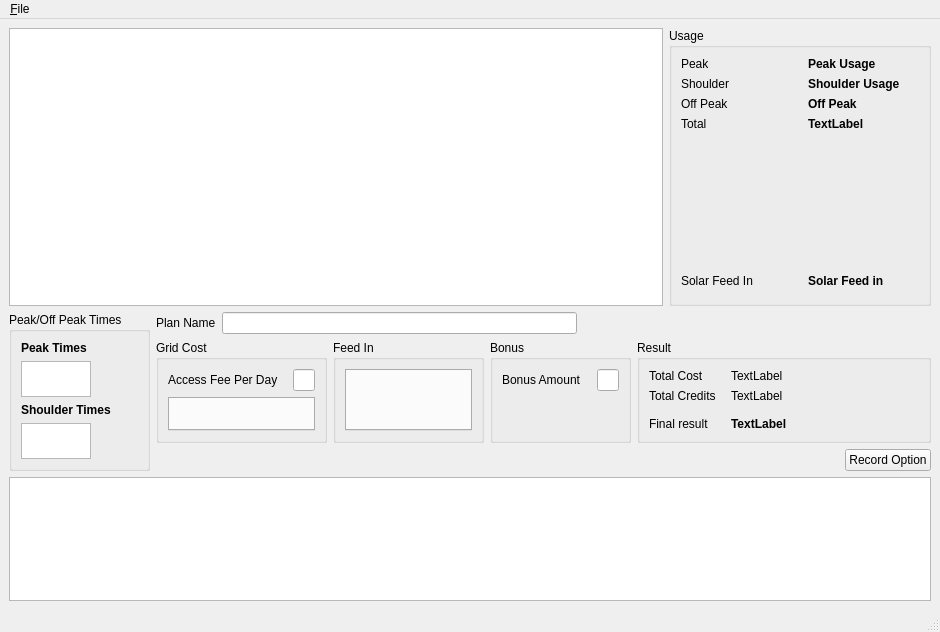
The window that mainwindow.ui (belzedaar/Electricity) describes before a commit, drawn with Qt 5.
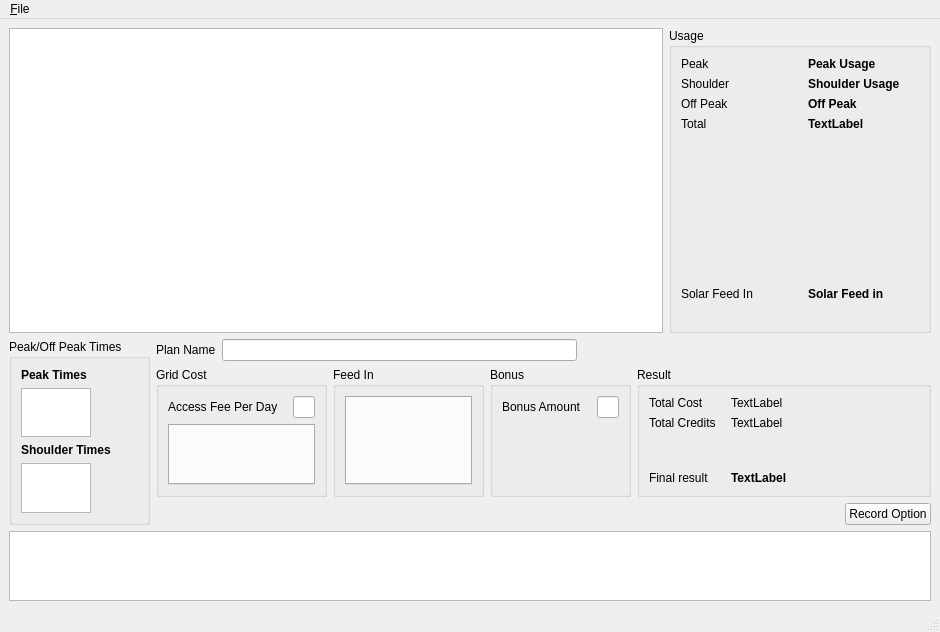
The same window after the commit. Custom widgets are drawn as their Qt base class.

Patch:
```diff
--- a/mainwindow.ui
+++ b/mainwindow.ui
@@ -479,7 +479,11 @@
      </layout>
     </item>
     <item>
-     <widget class="QTableView" name="tableView"/>
+     <widget class="QTableView" name="tblResults">
+      <property name="sizeAdjustPolicy">
+       <enum>QAbstractScrollArea::AdjustToContentsOnFirstShow</enum>
+      </property>
+     </widget>
     </item>
    </layout>
   </widget>
```
Left out of the diff: 6 changed lines with no effect on the pictures.
